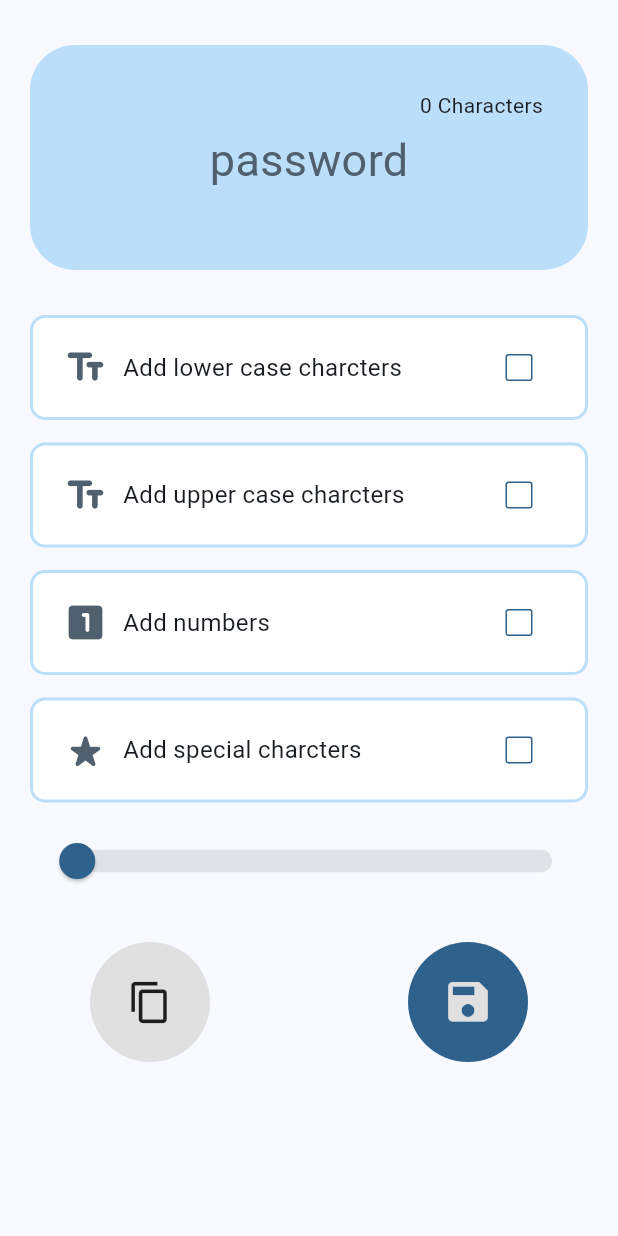
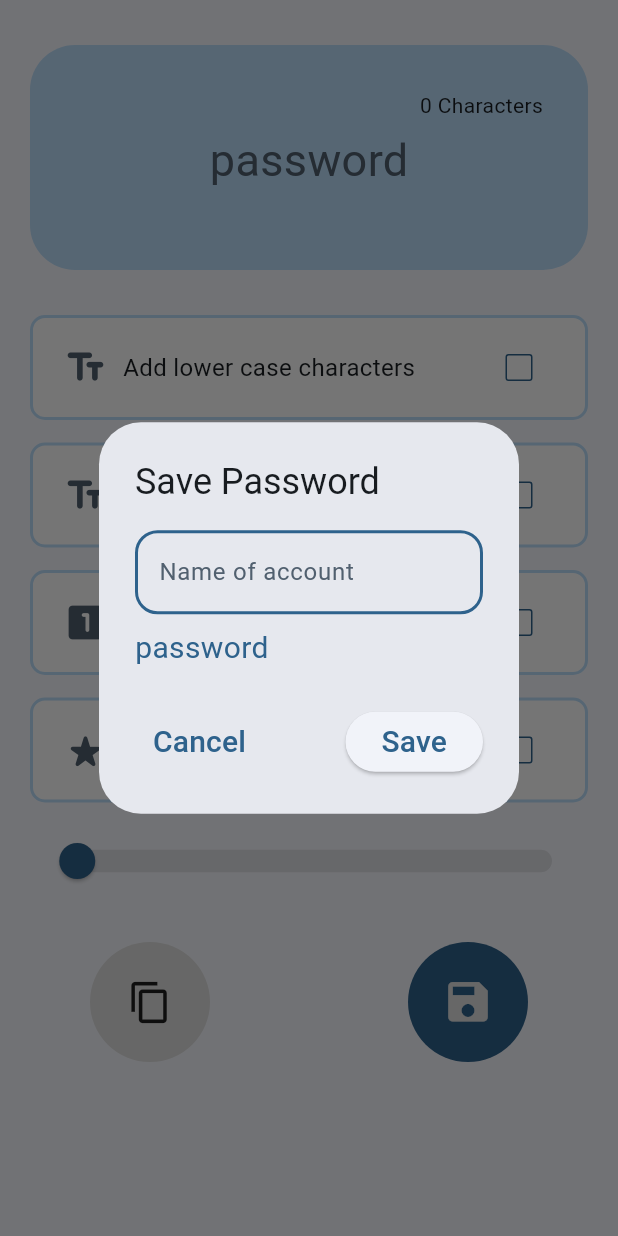
Before and after one commit to KenebiObi/my_test_app, a Flutter app: the GeneratePasswordScreen widget shown alone on an empty page, opened directly, after a tap on the "save" icon, on a phone screen of 412 x 824 dp. Run offline on Flutter 3.47's test engine with Material 2 defaults, Android fonts, the light colour scheme and no system bars; our stand-ins replace animated_splash_screen, firebase_auth, firebase_core, google_nav_bar; accounts and stored records are empty.

Commit message:
Made some changes

```diff
--- a/lib/modules/user_password.dart
+++ b/lib/modules/user_password.dart
@@ -6,3 +6,5 @@
   final String account;
   final String password;
 }
+
+List<UserPassword> savedPasswords = [];
--- a/lib/screens/generate_password_screen.dart
+++ b/lib/screens/generate_password_screen.dart
@@ -7,6 +7,7 @@
 import 'package:my_test_app/widgets/character_option.dart';
 import 'package:my_test_app/widgets/copy_password_button.dart';
 import 'package:my_test_app/widgets/save_password_button.dart';
+import 'package:my_test_app/widgets/gen_pass_alert_dialog.dart';
 
 class GeneratePasswordScreen extends StatefulWidget {
   const GeneratePasswordScreen();
@@ -74,18 +75,12 @@
   }
 
   final TextEditingController _accountController = TextEditingController();
-
   @override
   void dispose() {
     // TODO: implement dispose
     super.dispose();
     _accountController.dispose();
   }
-
-  // void addGeneratedPassword(
-  //     String account, String password, List<UserPassword> userPasswords) {
-  //   userPasswords.add(UserPassword(account: account, password: password));
-  // }
 
   @override
   Widget build(BuildContext context) {
@@ -136,7 +131,7 @@
               color: _addLowerCase
                   ? Theme.of(context).primaryColorLight
                   : Colors.white,
-              chracterSelection: "Add lower case charcters",
+              chracterSelection: "Add lower case characters",
               onTap: () {
                 setState(() {
                   _addLowerCase = !_addLowerCase;
@@ -155,7 +150,7 @@
               color: _addUpperCase
                   ? Theme.of(context).primaryColorLight
                   : Colors.white,
-              chracterSelection: "Add upper case charcters",
+              chracterSelection: "Add upper case characters",
               onTap: () {
                 setState(() {
                   _addUpperCase = !_addUpperCase;
@@ -193,7 +188,7 @@
               color: _addSymbols
                   ? Theme.of(context).primaryColorLight
                   : Colors.white,
-              chracterSelection: "Add special charcters",
+              chracterSelection: "Add special characters",
               onTap: () {
                 setState(() {
                   _addSymbols = !_addSymbols;
@@ -241,15 +236,13 @@
                   SavePasswordButton(
                     onTap: () {
                       _password = _randomPassword; // MAIN PASSWORD
-                      // showDialog(
-                      //   context: context,
-                      //   builder: (context) => AlertDialog(
-                      //     title: const Text("Save PAssword"),
-                      //     content: TextField(
-                      //       controller: _accountController,
-                      //     ),
-                      //   ),
-                      // );
+                      showDialog(
+                        context: context,
+                        builder: (context) => GenPassAlertDialogWidget(
+                          controller: _accountController,
+                          passwordText: _password,
+                        ),
+                      );
                     },
                   )
                 ],
--- a/lib/screens/home_page.dart
+++ b/lib/screens/home_page.dart
@@ -82,6 +82,7 @@
             print(currentIndex);
             print(screens[currentIndex]);
           },
+          backgroundColor: Colors.transparent,
           tabBackgroundColor: Theme.of(context).colorScheme.primary,
           padding: const EdgeInsets.symmetric(horizontal: 15.0, vertical: 15.0),
           activeColor: Colors.white,
--- /dev/null
+++ b/lib/widgets/gen_pass_alert_dialog.dart
@@ -0,0 +1,90 @@
+import 'package:flutter/material.dart';
+import 'package:my_test_app/modules/user_password.dart';
+
+class GenPassAlertDialogWidget extends StatelessWidget {
+  GenPassAlertDialogWidget({
+    required this.controller,
+    required this.passwordText,
+    super.key,
+  });
+  final TextEditingController controller;
+  final String passwordText;
+  @override
+  Widget build(BuildContext context) {
+    return AlertDialog(
+      title: const Text("Save Password"),
+      content: Column(
+        mainAxisSize: MainAxisSize.min,
+        crossAxisAlignment: CrossAxisAlignment.start,
+        children: [
+          TextField(
+            decoration: InputDecoration(
+              hintText: "Name of account",
+              labelText: "Name of account",
+              labelStyle: TextStyle(
+                color: Theme.of(context).colorScheme.secondary,
+              ),
+              enabledBorder: OutlineInputBorder(
+                borderSide: BorderSide(
+                  width: 2.0,
+                  color: Theme.of(context).colorScheme.primary,
+                ),
+                borderRadius: BorderRadius.circular(15.0),
+              ),
+              border: OutlineInputBorder(
+                borderSide: BorderSide(
+                  color: Theme.of(context).colorScheme.primary,
+                ),
+                borderRadius: BorderRadius.circular(20.0),
+              ),
+            ),
+            controller: controller,
+          ),
+          const SizedBox(height: 8.0),
+          passwordText.isEmpty
+              ? const SizedBox()
+              : Text(
+                  passwordText,
+                  style: TextStyle(
+                    fontSize: 20.0,
+                    color: Theme.of(context).colorScheme.primary,
+                  ),
+                ),
+          // Spacer(),
+        ],
+      ),
+      actions: [
+        Row(
+          mainAxisAlignment: MainAxisAlignment.spaceBetween,
+          children: [
+            TextButton(
+              onPressed: () => Navigator.pop(context),
+              child: const Text(
+                "Cancel",
+                style: TextStyle(fontSize: 20.0),
+              ),
+            ),
+            ElevatedButton(
+              onPressed: () {
+                if (controller.text.trim().isNotEmpty) {
+                  savedPasswords.add(UserPassword(
+                    account: controller.text.trim(),
+                    password: passwordText,
+                  ));
+                  print("Account : ${controller.text.trim()}");
+                  print("Password: $passwordText");
+                } else
+                  return;
+                Navigator.pop(context);
+              },
+              child: const Text(
+                "Save",
+                style: TextStyle(fontSize: 20.0),
+              ),
+            ),
+          ],
+        )
+      ],
+    );
+  }
+}
```
Also changed, not shown: lib/screens/save_password_screen.dart (+45 -11 lines), lib/widgets/save_pass_bottom_sheet.dart (added, +142 -0 lines).
